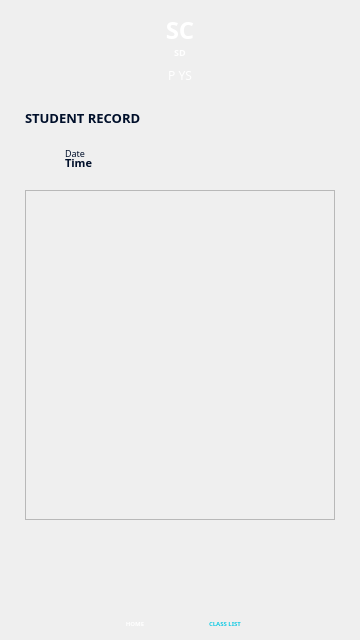
Qt form lecturer_student_record.ui (IamLevin40/CC203-FinalProject) before a commit.
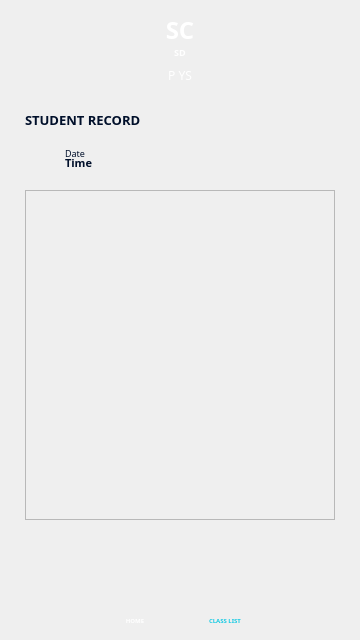
The same form after that commit. Icons and pictures are not drawn.

Patch:
```diff
--- a/lecturer_student_record.ui
+++ b/lecturer_student_record.ui
@@ -215,7 +215,7 @@
      <property name="geometry">
       <rect>
        <x>120</x>
-       <y>80</y>
+       <y>77</y>
        <width>30</width>
        <height>30</height>
       </rect>
@@ -248,7 +248,7 @@
      <property name="geometry">
       <rect>
        <x>105</x>
-       <y>105</y>
+       <y>102</y>
        <width>60</width>
        <height>16</height>
       </rect>
@@ -275,7 +275,7 @@
      <property name="geometry">
       <rect>
        <x>210</x>
-       <y>80</y>
+       <y>77</y>
        <width>30</width>
        <height>30</height>
       </rect>
@@ -308,7 +308,7 @@
      <property name="geometry">
       <rect>
        <x>195</x>
-       <y>105</y>
+       <y>102</y>
        <width>60</width>
        <height>16</height>
       </rect>
@@ -363,7 +363,7 @@
       <x>25</x>
       <y>110</y>
       <width>180</width>
-      <height>16</height>
+      <height>20</height>
      </rect>
     </property>
     <property name="styleSheet">
```
Left out of the diff: 2 changed lines with no effect on the pictures.
